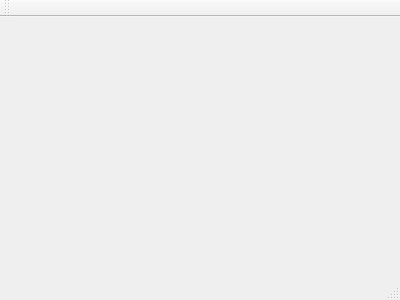
Before: the Qt Designer form mainwindow.ui in zrdumped/PaperPlusEBook, drawn with Qt 5.
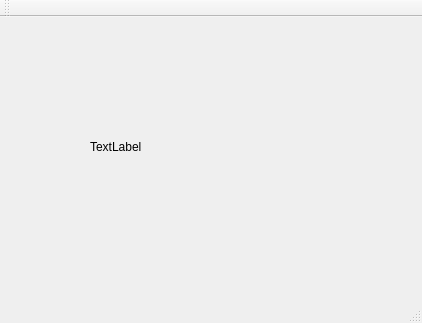
After: the same form once the commit is applied.

Diff of the .ui file:
```diff
--- a/mainwindow.ui
+++ b/mainwindow.ui
@@ -1,24 +1,53 @@
 <ui version="4.0">
  <class>MainWindow</class>
- <widget class="QMainWindow" name="MainWindow" >
-  <property name="geometry" >
+ <widget class="QMainWindow" name="MainWindow">
+  <property name="geometry">
    <rect>
     <x>0</x>
     <y>0</y>
-    <width>400</width>
-    <height>300</height>
+    <width>422</width>
+    <height>323</height>
    </rect>
   </property>
   <property name="windowTitle" >
    <string>MainWindow</string>
   </property>
-  <widget class="QMenuBar" name="menuBar" />
-  <widget class="QToolBar" name="mainToolBar" />
-  <widget class="QWidget" name="centralWidget" />
-  <widget class="QStatusBar" name="statusBar" />
+  <widget class="QWidget" name="centralWidget">
+   <widget class="QLabel" name="label">
+    <property name="geometry">
+     <rect>
+      <x>90</x>
+      <y>10</y>
+      <width>240</width>
+      <height>240</height>
+     </rect>
+    </property>
+    <property name="text">
+     <string>TextLabel</string>
+    </property>
+   </widget>
+  </widget>
+  <widget class="QMenuBar" name="menuBar">
+   <property name="geometry">
+    <rect>
+     <x>0</x>
+     <y>0</y>
+     <width>422</width>
+     <height>26</height>
+    </rect>
+   </property>
+  </widget>
+  <widget class="QToolBar" name="mainToolBar">
+   <attribute name="toolBarArea">
+    <enum>TopToolBarArea</enum>
+   </attribute>
+   <attribute name="toolBarBreak">
+    <bool>false</bool>
+   </attribute>
+  </widget>
+  <widget class="QStatusBar" name="statusBar"/>
  </widget>
- <layoutDefault spacing="6" margin="11" />
- <pixmapfunction></pixmapfunction>
+ <layoutdefault spacing="6" margin="11"/>
  <resources/>
  <connections/>
 </ui>
```
Left out of the diff: 3 changed lines with no effect on the pictures.
